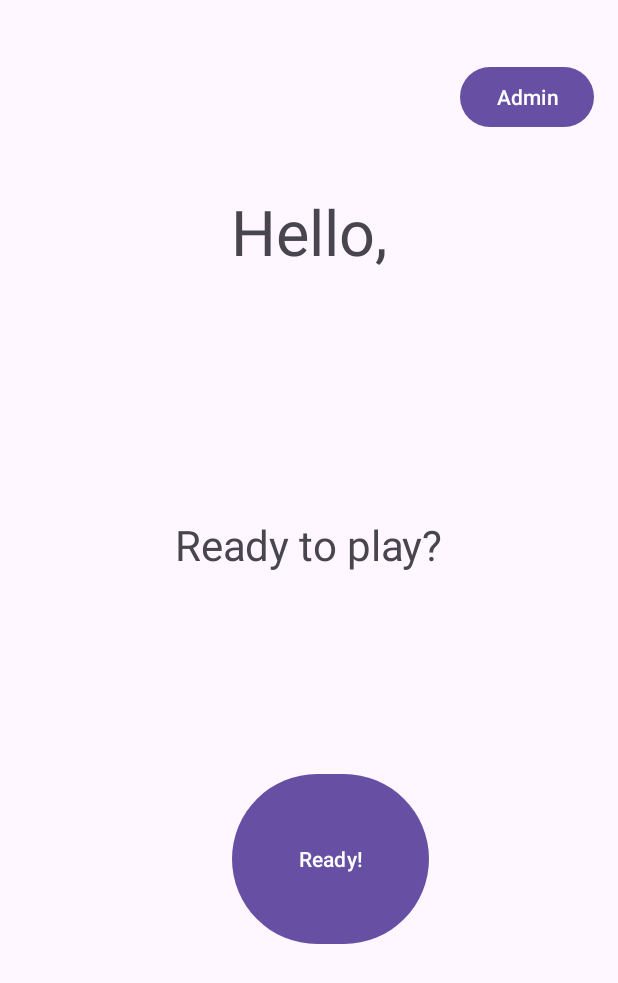
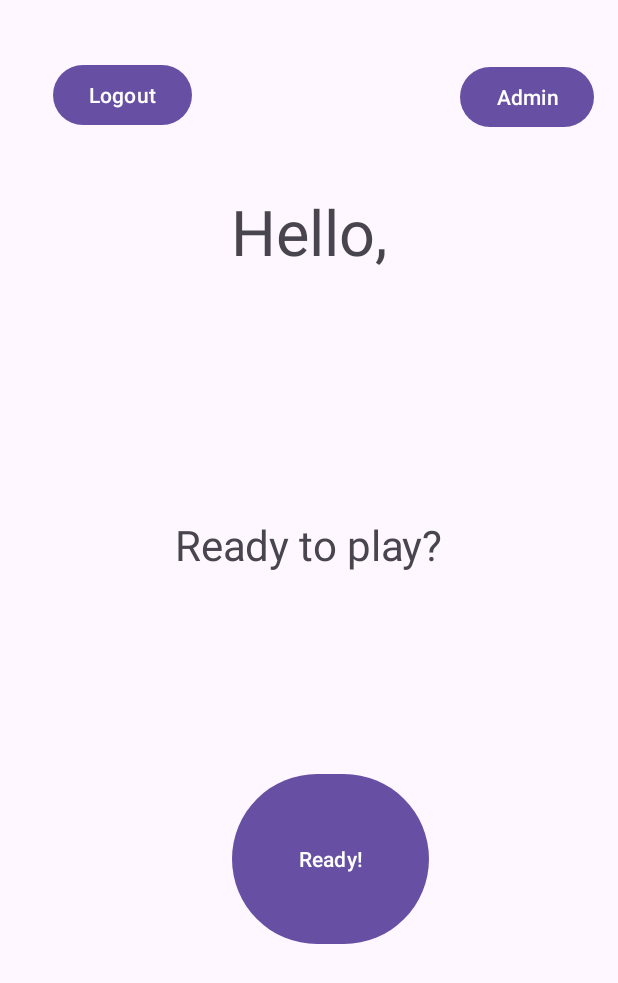
Before and after one commit to aavila10/Trivia_App, an Android app: the layout activity_landing_page.xml on its own in the app's theme, with its tools: preview values and no code run, on a phone screen of 412 x 824 dp. Shown: the top 983 px of the screen. Run offline under Robolectric (Android 15) with nearby library versions, the phone set to English and light mode, and no system bars.

Commit message:
Added logout button

```diff
--- a/app/src/main/java/com/example/trivia_app/LandingPage.java
+++ b/app/src/main/java/com/example/trivia_app/LandingPage.java
@@ -55,7 +55,7 @@ public class LandingPage extends AppCompatActivity {
 
 
 
-        logOut = findViewById(R.id.logOutButton);
+        logOut = findViewById(R.id.logoutButton);
         textViewGreeting = findViewById(R.id.textView3);
         adminButton = findViewById(R.id.button3);
         textViewReady = findViewById(R.id.textView4);
--- a/app/src/main/java/com/example/trivia_app/User.java
+++ b/app/src/main/java/com/example/trivia_app/User.java
@@ -12,8 +12,6 @@ import androidx.room.PrimaryKey;
 public class User {
     @PrimaryKey(autoGenerate = true)
     public int mUserId;
-
-
     public String mUserName;
 
     private String mPassword;
--- a/app/src/main/res/layout/activity_landing_page.xml
+++ b/app/src/main/res/layout/activity_landing_page.xml
@@ -54,4 +54,16 @@
         app:layout_constraintStart_toStartOf="parent"
         app:layout_constraintTop_toBottomOf="@+id/textView4"
         app:layout_constraintVertical_bias="0.423" />
+
+    <Button
+        android:id="@+id/logoutButton"
+        android:layout_width="wrap_content"
+        android:layout_height="wrap_content"
+        android:text="@string/Logout1"
+        app:layout_constraintBottom_toBottomOf="parent"
+        app:layout_constraintEnd_toStartOf="@+id/button3"
+        app:layout_constraintHorizontal_bias="0.164"
+        app:layout_constraintStart_toStartOf="parent"
+        app:layout_constraintTop_toTopOf="parent"
+        app:layout_constraintVertical_bias="0.051" />
 </androidx.constraintlayout.widget.ConstraintLayout>
```
